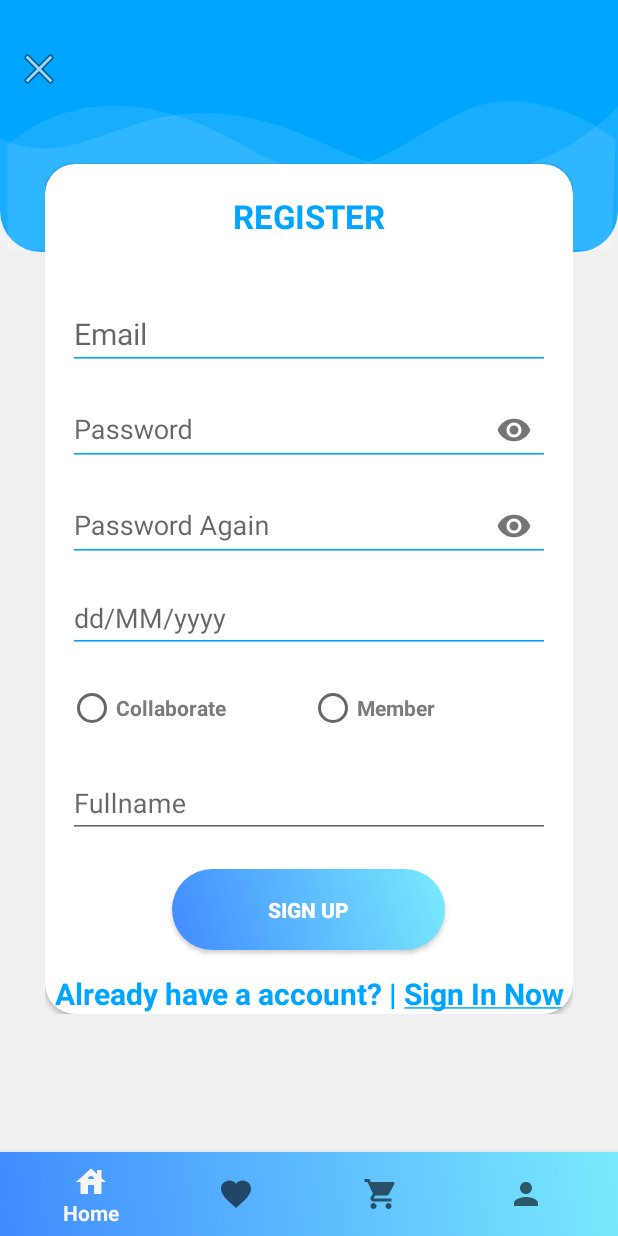
After one commit to Gradi0us/DuAn1_HOMEBOOK, an Android app: the fragment RegisterFragment placed in its activity, on a phone screen of 412 x 824 dp. The commit adds this screen. Run offline under Robolectric (Android 15) with nearby library versions, the phone set to English and light mode, and no system bars.

Commit message:
Hieund Model

```diff
--- /dev/null
+++ b/HOMEBOOK/app/src/main/java/com/example/home_book/fragment/RegisterFragment.java
@@ -0,0 +1,38 @@
+package com.example.home_book.fragment;
+
+import android.os.Bundle;
+
+import androidx.fragment.app.Fragment;
+import androidx.fragment.app.FragmentManager;
+
+import android.view.LayoutInflater;
+import android.view.View;
+import android.view.ViewGroup;
+
+import com.example.home_book.R;
+
+
+public class RegisterFragment extends Fragment {
+
+
+
+    @Override
+    public void onCreate(Bundle savedInstanceState) {
+        super.onCreate(savedInstanceState);
+
+    }
+
+    @Override
+    public View onCreateView(LayoutInflater inflater, ViewGroup container,
+                             Bundle savedInstanceState) {
+        View view = inflater.inflate(R.layout.fragment_register, container, false);
+        view.findViewById(R.id.thoat1).setOnClickListener(v -> {
+            FragmentManager fragmentManager = getActivity().getSupportFragmentManager();
+            fragmentManager
+                    .beginTransaction()
+                    .replace(R.id.frame,new Fragment3())
+                    .commit();
+        });
+        return view;
+    }
+}
--- a/HOMEBOOK/app/src/main/res/layout/activity_register.xml
+++ b/HOMEBOOK/app/src/main/res/layout/activity_register.xml
@@ -1,11 +1,16 @@
 <?xml version="1.0" encoding="utf-8"?>
-<LinearLayout xmlns:android="http://schemas.android.com/apk/res/android"
+<androidx.cardview.widget.CardView
+    xmlns:android="http://schemas.android.com/apk/res/android"
     xmlns:app="http://schemas.android.com/apk/res-auto"
     xmlns:tools="http://schemas.android.com/tools"
     android:layout_width="match_parent"
+    android:layout_gravity="center_vertical"
+    app:cardCornerRadius="@dimen/loginCardRadius"
+    android:layout_height="wrap_content">
+    <LinearLayout
+        android:orientation="vertical"
+        android:layout_width="match_parent"
         android:layout_height="match_parent"
-    android:orientation="vertical"
-    tools:context=".activity.RegisterActivity"
         android:gravity="center">
 
         <TextView
@@ -93,17 +98,21 @@
             android:weightSum="2">
 
             <RadioButton
+                android:id="@+id/bossUP"
                 android:layout_width="0dp"
                 android:layout_height="wrap_content"
-            android:id="@+id/bossUP"
-            android:text="BOSS"
-            android:layout_weight="1"/>
+                android:layout_weight="1"
+                android:textColor="@color/gray"
+                android:textStyle="bold"
+                android:text="Collaborate" />
 
             <RadioButton
                 android:layout_width="0dp"
                 android:layout_height="wrap_content"
                 android:id="@+id/memberUp"
-            android:text="Thành Viên"
+                android:text="Member"
+                android:textColor="@color/gray"
+                android:textStyle="bold"
                 android:layout_weight="1"/>
         </RadioGroup>
 
@@ -138,3 +147,4 @@
             android:textColor="@color/primaryTextColor"/>
 
     </LinearLayout>
+</androidx.cardview.widget.CardView>
--- a/HOMEBOOK/app/src/main/res/layout/fragment_3.xml
+++ b/HOMEBOOK/app/src/main/res/layout/fragment_3.xml
@@ -59,6 +59,7 @@
                 android:background="@drawable/color_gradient"
                 android:layout_width="100dp"
                 android:text="Register"
+                android:id="@+id/regis"
                 android:textColor="@color/white"
                 android:textStyle="bold"
                 android:textAllCaps="false"
@@ -67,6 +68,7 @@
             <Button
                 android:background="@drawable/color_gradient"
                 android:layout_marginLeft="15dp"
+                android:id="@+id/login"
                 android:text="Login"
                 android:textColor="@color/white"
                 android:textStyle="bold"
--- /dev/null
+++ b/HOMEBOOK/app/src/main/res/layout/fragment_register.xml
@@ -0,0 +1,73 @@
+<?xml version="1.0" encoding="utf-8"?>
+<RelativeLayout xmlns:android="http://schemas.android.com/apk/res/android"
+    xmlns:tools="http://schemas.android.com/tools"
+    android:layout_width="match_parent"
+    android:orientation="vertical"
+    style="@style/loginParent"
+    android:layout_height="match_parent"
+    tools:context=".fragment.RegisterFragment">
+    <ScrollView
+        style="@style/parent">
+        <RelativeLayout
+            style="@style/parent">
+
+
+            <LinearLayout
+                android:layout_width="match_parent"
+                android:layout_height="match_parent"
+                android:layout_alignParentTop="true"
+                android:weightSum="12">
+
+                <LinearLayout
+                    style="@style/parent"
+                    android:background="@drawable/login_shape_bk"
+                    android:orientation="vertical"
+                    android:layout_weight="3">
+
+                    <ImageView
+                        style="@style/parent"
+                        android:background="@drawable/ic_login_bk"
+                        android:contentDescription="login background" />
+
+                </LinearLayout>
+
+            </LinearLayout>
+
+            <LinearLayout
+                android:layout_width="match_parent"
+                android:layout_height="match_parent"
+                android:layout_alignParentTop="true"
+                android:orientation="vertical"
+                android:layout_marginTop="40dp"
+                android:layout_marginRight="30dp"
+                android:layout_marginLeft="30dp">
+
+
+                <TextView
+                    style="@style/headerText"
+                    android:layout_gravity="center"
+                    android:text=""
+                    android:layout_marginTop="40dp"/>
+                <include
+                    layout="@layout/activity_register"/>
+
+
+
+
+
+            </LinearLayout>
+            <ImageView
+                android:id="@+id/thoat1"
+                android:layout_width="wrap_content"
+                android:layout_height="wrap_content"
+                android:layout_alignParentLeft="true"
+                android:layout_alignParentTop="true"
+                android:layout_marginTop="30dp"
+                android:layout_marginLeft="10dp"
+                android:src="@android:drawable/ic_menu_close_clear_cancel" />
+
+        </RelativeLayout>
+
+    </ScrollView>
+
+</RelativeLayout>
--- /dev/null
+++ b/HOMEBOOK/app/src/main/res/layout/login.xml
@@ -0,0 +1,6 @@
+<?xml version="1.0" encoding="utf-8"?>
+<androidx.constraintlayout.widget.ConstraintLayout xmlns:android="http://schemas.android.com/apk/res/android"
+    android:layout_width="match_parent"
+    android:layout_height="match_parent">
+
+</androidx.constraintlayout.widget.ConstraintLayout>
--- a/HOMEBOOK/app/src/main/res/layout/mainscreen.xml
+++ b/HOMEBOOK/app/src/main/res/layout/mainscreen.xml
@@ -75,7 +75,7 @@
                     android:layout_height="30dp"
                     android:layout_centerVertical="true"
                     android:layout_marginLeft="350dp"
-                    android:src="@drawable/ic_baseline_house_24" />
+                    android:src="@drawable/usermanage" />
             </RelativeLayout>
 
             <LinearLayout
```
Also changed, not shown: HOMEBOOK/app/src/main/java/com/example/home_book/activity/LoginActivity.java (deleted, +0 -16 lines), HOMEBOOK/app/src/main/java/com/example/home_book/activity/RegisterActivity.java (deleted, +0 -53 lines), HOMEBOOK/app/src/main/java/com/example/home_book/fragment/Fragment3.java (+22 -0 lines), HOMEBOOK/app/src/main/java/com/example/home_book/fragment/LoginFragment.java (added, +37 -0 lines), HOMEBOOK/app/src/main/res/layout/activity_login.xml (+12 -3 lines), HOMEBOOK/app/src/main/res/layout/fragment_login.xml (added, +74 -0 lines). Lines whose indentation alone changed are shown as unchanged.
